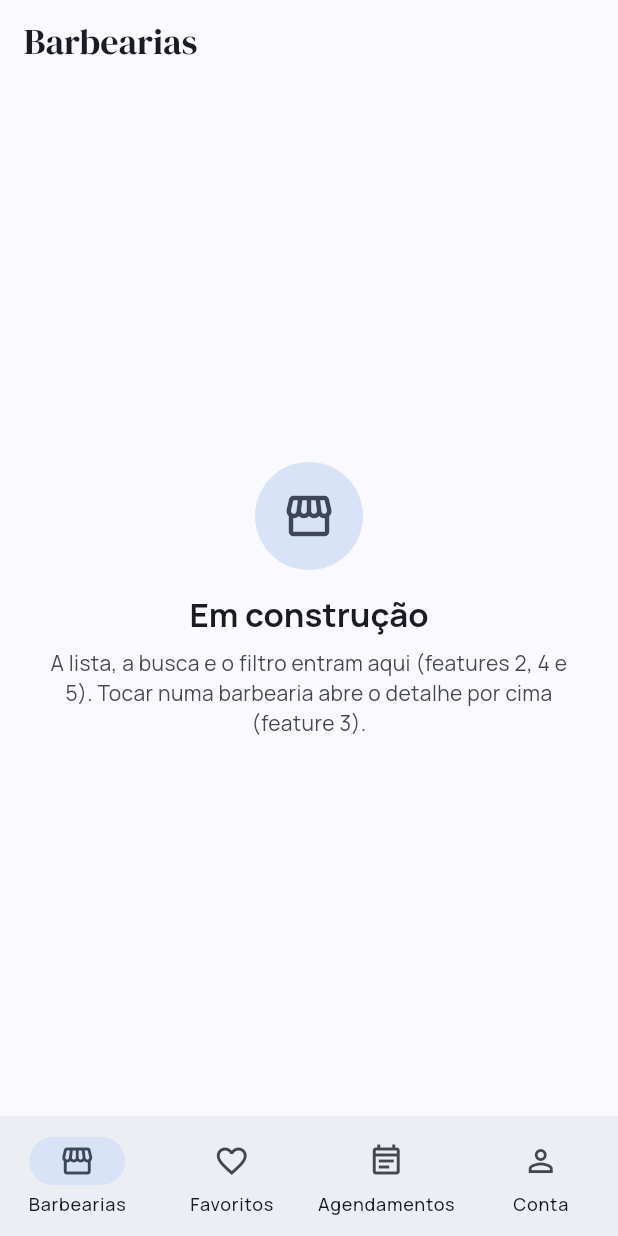
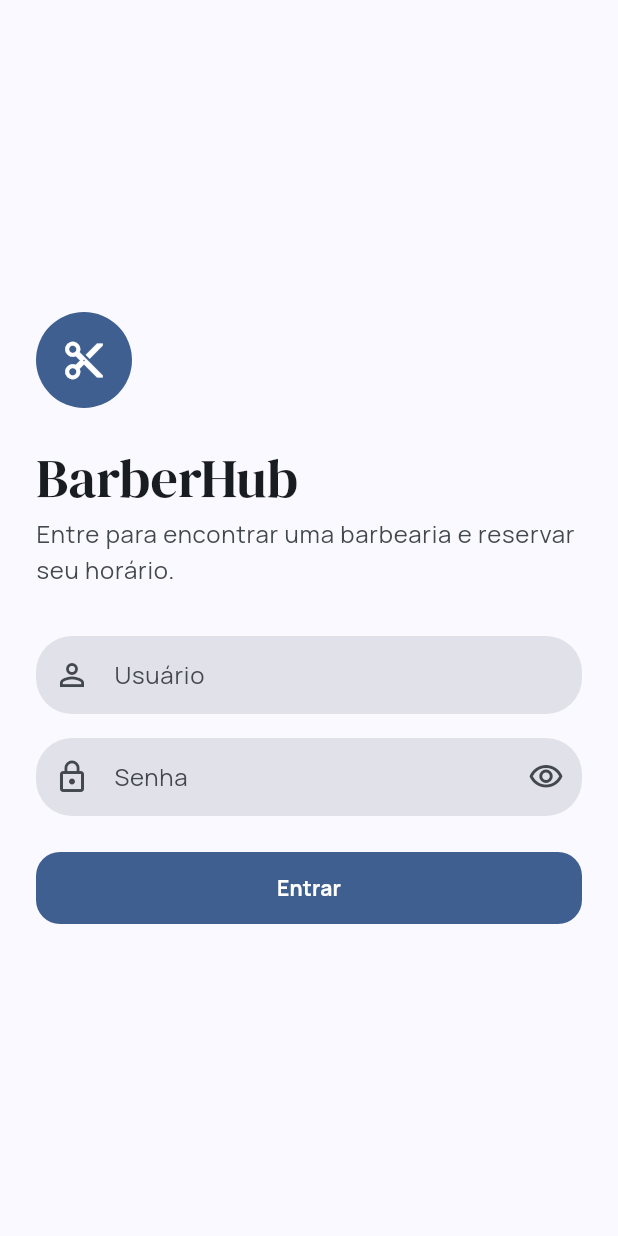
Before and after one commit to Allainn/barbearia-multiplataforma, a Flutter app: the screen it shows after launch, on a phone screen of 412 x 824 dp. Run offline on Flutter 3.47's test engine with Material 3 defaults, Android fonts, the phone set to English and light mode, and no system bars; our stand-ins replace shared_preferences, shimmer.

Commit message:
feat(app): login do cliente com o client público do Keycloak (ADR-0016)
Tela de login antes das abas, sessão em memória com renovação do token,
perfil e Sair na aba Conta. AsyncState e AppDependencies como base das
features. ADR.md: ChangeNotifier nativo e password grant, com alternativas.

Co-Authored-By: Claude Fable 5.1 <noreply@anthropic.com>

```diff
--- a/apps/barberhub-app/lib/app.dart
+++ b/apps/barberhub-app/lib/app.dart
@@ -1,34 +1,53 @@
 import 'package:flutter/material.dart';
 import 'package:flutter_localizations/flutter_localizations.dart';
 
-import 'core/app_config.dart';
-import 'data/bff_client.dart';
-import 'state/theme_controller.dart';
+import 'app_dependencies.dart';
+import 'ui/screens/login_screen.dart';
 import 'ui/screens/shell_screen.dart';
 import 'ui/theme/app_theme.dart';
 
-/// Raiz do app: tema claro/escuro, português do Brasil e as abas.
-///
-/// Até o grupo escolher o gerenciador de estado (ADR.md), as dependências descem
-/// pelo construtor: quem precisar do BFF recebe [bffClient] daqui.
-class BarberHubApp extends StatelessWidget {
-  const BarberHubApp({
-    super.key,
-    required this.config,
-    required this.bffClient,
-    required this.themeController,
-  });
+/// Raiz do app: tema claro/escuro, português do Brasil e a troca entre login e abas.
+class BarberHubApp extends StatefulWidget {
+  const BarberHubApp({super.key, required this.dependencies});
 
-  final AppConfig config;
-  final BffClient bffClient;
-  final ThemeController themeController;
+  final AppDependencies dependencies;
+
+  @override
+  State<BarberHubApp> createState() => _BarberHubAppState();
+}
+
+class _BarberHubAppState extends State<BarberHubApp> {
+  final _navigator = GlobalKey<NavigatorState>();
+
+  AppDependencies get _deps => widget.dependencies;
+
+  @override
+  void initState() {
+    super.initState();
+    _deps.auth.addListener(_aoMudarSessao);
+  }
+
+  @override
+  void dispose() {
+    _deps.auth.removeListener(_aoMudarSessao);
+    super.dispose();
+  }
+
+  /// Saiu (ou a sessão caiu) com uma tela aberta por cima das abas: fecha tudo, para o
+  /// login não ficar escondido atrás do detalhe ou da reserva.
+  void _aoMudarSessao() {
+    if (!_deps.auth.logado) {
+      _navigator.currentState?.popUntil((route) => route.isFirst);
+    }
+  }
 
   @override
   Widget build(BuildContext context) {
     return ValueListenableBuilder<ThemeMode>(
-      valueListenable: themeController,
+      valueListenable: _deps.theme,
       builder: (context, themeMode, _) => MaterialApp(
         title: 'BarberHub',
+        navigatorKey: _navigator,
         debugShowCheckedModeBanner: false,
         theme: AppTheme.light(),
         darkTheme: AppTheme.dark(),
@@ -37,7 +56,12 @@ class BarberHubApp extends StatelessWidget {
         locale: const Locale('pt', 'BR'),
         supportedLocales: const [Locale('pt', 'BR')],
         localizationsDelegates: GlobalMaterialLocalizations.delegates,
-        home: ShellScreen(config: config, themeController: themeController),
+        home: ListenableBuilder(
+          listenable: _deps.auth,
+          builder: (context, _) => _deps.auth.logado
+              ? ShellScreen(dependencies: _deps)
+              : LoginScreen(auth: _deps.auth),
+        ),
       ),
     );
   }
--- /dev/null
+++ b/apps/barberhub-app/lib/app_dependencies.dart
@@ -0,0 +1,52 @@
+import 'package:http/http.dart' as http;
+import 'package:shared_preferences/shared_preferences.dart';
+
+import 'core/app_config.dart';
+import 'data/auth_repository.dart';
+import 'data/bff_client.dart';
+import 'state/auth_controller.dart';
+import 'state/theme_controller.dart';
+
+/// Raiz de composição: monta repositórios e controllers uma vez e entrega para as telas.
+///
+/// Sem biblioteca de estado (ADR.md), as dependências descem pelo construtor. Este objeto
+/// evita que cada tela no caminho precise repassar uma lista de parâmetros.
+class AppDependencies {
+  AppDependencies._({
+    required this.config,
+    required this.bffClient,
+    required this.auth,
+    required this.theme,
+  });
+
+  /// [httpClient] entra nos testes (um `MockClient` no lugar da rede).
+  factory AppDependencies.create({
+    required AppConfig config,
+    required SharedPreferences prefs,
+    http.Client? httpClient,
+  }) {
+    final auth = AuthController(
+      AuthRepository(
+        tokenUrl: config.tokenUrl,
+        clientId: config.clientId,
+        httpClient: httpClient,
+      ),
+    );
+    final bffClient = BffClient(
+      baseUrl: config.bffUrl,
+      tokenProvider: auth.token,
+      httpClient: httpClient,
+    );
+    return AppDependencies._(
+      config: config,
+      bffClient: bffClient,
+      auth: auth,
+      theme: ThemeController(prefs),
+    );
+  }
+
+  final AppConfig config;
+  final BffClient bffClient;
+  final AuthController auth;
+  final ThemeController theme;
+}
--- a/apps/barberhub-app/lib/core/app_config.dart
+++ b/apps/barberhub-app/lib/core/app_config.dart
@@ -11,6 +11,7 @@ class AppConfig {
     required this.bffUrl,
     required this.keycloakUrl,
     required this.realm,
+    this.clientId = 'barberhub-app',
   });
 
   /// Entrada da API (bff-gateway, porta 8010). Sem barra no final.
@@ -21,12 +22,24 @@ class AppConfig {
 
   final String realm;
 
+  /// Client público do app no Keycloak (sem secret), criado pelo `scripts/keycloak_seed.py`.
+  final String clientId;
+
+  /// Endpoint de token do realm: login (password grant) e renovação (refresh token).
+  Uri get tokenUrl => keycloakUrl.replace(
+    path: '${keycloakUrl.path}/realms/$realm/protocol/openid-connect/token',
+  );
+
   factory AppConfig.fromEnvironment() => AppConfig.resolve(
     bffUrl: const String.fromEnvironment('BFF_URL'),
     keycloakUrl: const String.fromEnvironment('KEYCLOAK_URL'),
     realm: const String.fromEnvironment(
       'KEYCLOAK_REALM',
       defaultValue: 'barbearia',
+    ),
+    clientId: const String.fromEnvironment(
+      'KEYCLOAK_CLIENT_ID',
+      defaultValue: 'barberhub-app',
     ),
     isWeb: kIsWeb,
     platform: defaultTargetPlatform,
@@ -37,6 +50,7 @@ class AppConfig {
     String bffUrl = '',
     String keycloakUrl = '',
     String realm = 'barbearia',
+    String clientId = 'barberhub-app',
     required bool isWeb,
     required TargetPlatform platform,
   }) {
@@ -50,6 +64,7 @@ class AppConfig {
         keycloakUrl.isEmpty ? 'http://$host:8080' : keycloakUrl,
       ),
       realm: realm,
+      clientId: clientId,
     );
   }
 
--- /dev/null
+++ b/apps/barberhub-app/lib/data/auth_repository.dart
@@ -0,0 +1,94 @@
+import 'dart:async';
+import 'dart:convert';
+
+import 'package:http/http.dart' as http;
+
+import 'api_exception.dart';
+import 'models/sessao.dart';
+
+/// Login e renovação do token no Keycloak.
+///
+/// É a única chamada do app que não passa pelo BFF (ADR-0016): o endpoint de token recebe
+/// um formulário, não JSON, e responde com `error`/`error_description` em vez de `detail`.
+/// As falhas viram [ApiException], como no `BffClient`, para a tela tratar um tipo só.
+class AuthRepository {
+  AuthRepository({
+    required this.tokenUrl,
+    required this.clientId,
+    http.Client? httpClient,
+    this.timeout = const Duration(seconds: 10),
+    DateTime Function()? agora,
+  }) : _http = httpClient ?? http.Client(),
+       _agora = agora ?? DateTime.now;
+
+  final Uri tokenUrl;
+  final String clientId;
+  final Duration timeout;
+  final http.Client _http;
+  final DateTime Function() _agora;
+
+  /// Password grant com o client público do app (atalho de demo, ver ADR.md).
+  Future<Sessao> entrar(String usuario, String senha) => _token({
+    'grant_type': 'password',
+    'username': usuario,
+    'password': senha,
+  }, recusado: 'Usuário ou senha incorretos.');
+
+  /// Troca o refresh token por um access token novo.
+  Future<Sessao> renovar(String refreshToken) => _token({
+    'grant_type': 'refresh_token',
+    'refresh_token': refreshToken,
+  }, recusado: 'Sua sessão expirou. Entre de novo.');
+
+  Future<Sessao> _token(
+    Map<String, String> campos, {
+    required String recusado,
+  }) async {
+    final http.Response response;
+    try {
+      response = await _http
+          .post(
+            tokenUrl,
+            headers: {'Accept': 'application/json'},
+            body: {'client_id': clientId, ...campos},
+          )
+          .timeout(timeout);
+    } on TimeoutException {
+      throw const ApiException.offline();
+    } on http.ClientException {
+      throw const ApiException.offline();
+    }
+
+    final status = response.statusCode;
+    if (status == 200) {
+      try {
+        return Sessao.fromTokenResponse(
+          jsonDecode(utf8.decode(response.bodyBytes)) as Map<String, dynamic>,
+          agora: _agora(),
+        );
+      } on Object {
+        throw ApiException(
+          ApiErrorKind.unexpected,
+          'O servidor de login respondeu algo que o app não entendeu.',
+          statusCode: status,
+        );
+      }
+    }
+    // 400 invalid_grant: senha errada, usuário desativado ou refresh token vencido.
+    if (status == 400 || status == 401) {
+      throw ApiException(
+        ApiErrorKind.unauthorized,
+        recusado,
+        statusCode: status,
+      );
+    }
+    if (status == 404) {
+      throw ApiException(
+        ApiErrorKind.notFound,
+        'O Keycloak não tem o realm ou o client do app. Rode o seed do back-end.',
+        statusCode: status,
+      );
+    }
+    throw ApiException.fromResponse(status, '');
+  }
+}
--- /dev/null
+++ b/apps/barberhub-app/lib/data/models/sessao.dart
@@ -0,0 +1,76 @@
+import 'dart:convert';
+
+/// Usuário logado e os tokens que o Keycloak devolveu.
+///
+/// Fica só na memória (ver ADR.md): fechar o app pede o login de novo.
+class Sessao {
+  const Sessao({
+    required this.accessToken,
+    required this.refreshToken,
+    required this.expiraEm,
+    required this.userId,
+    required this.usuario,
+    required this.nome,
+    required this.roles,
+  });
+
+  /// Lê a resposta do endpoint de token. Os dados do usuário saem do próprio access token
+  /// (JWT): o app só lê o que está lá para mostrar na tela; quem confere a assinatura é o BFF.
+  factory Sessao.fromTokenResponse(
+    Map<String, dynamic> json, {
+    required DateTime agora,
+  }) {
+    final accessToken = json['access_token'] as String;
+    final claims = _claims(accessToken);
+    final realmAccess = claims['realm_access'];
+    final roles = realmAccess is Map ? realmAccess['roles'] : null;
+    final usuario = claims['preferred_username'] as String? ?? '';
+    final nome = (claims['name'] as String? ?? '').trim();
+    return Sessao(
+      accessToken: accessToken,
+      refreshToken: json['refresh_token'] as String?,
+      expiraEm: agora.add(Duration(seconds: json['expires_in'] as int)),
+      userId: claims['sub'] as String,
+      usuario: usuario,
+      nome: nome.isEmpty ? usuario : nome,
+      roles: roles is List ? roles.whereType<String>().toSet() : const {},
+    );
+  }
+
+  final String accessToken;
+  final String? refreshToken;
+  final DateTime expiraEm;
+
+  /// O `sub` do token: é o `cliente_id` que o back-end grava nos agendamentos.
+  final String userId;
+
+  /// Login, ex.: `cliente1`.
+  final String usuario;
+
+  /// Nome para mostrar, ex.: `Cliente Um`.
+  final String nome;
+
+  /// Roles do realm. As do contrato são `cliente` e `gestor`.
+  final Set<String> roles;
+
+  bool get ehCliente => roles.contains('cliente');
+
+  bool get ehGestor => roles.contains('gestor');
+
+  /// Verdadeiro quando falta menos que [margem] para o access token vencer.
+  bool expiraLogo(
+    DateTime agora, {
+    Duration margem = const Duration(seconds: 30),
+  }) => !agora.add(margem).isBefore(expiraEm);
+
+  static Map<String, dynamic> _claims(String jwt) {
+    final partes = jwt.split('.');
+    if (partes.length != 3) {
+      throw const FormatException('access token não é um JWT');
+    }
+    final payload = utf8.decode(
+      base64Url.decode(base64Url.normalize(partes[1])),
+    );
+    return jsonDecode(payload) as Map<String, dynamic>;
+  }
+}
--- /dev/null
+++ b/apps/barberhub-app/lib/state/auth_controller.dart
@@ -0,0 +1,90 @@
+import 'package:flutter/foundation.dart';
+
+import '../data/api_exception.dart';
+import '../data/auth_repository.dart';
+import '../data/models/sessao.dart';
+
+/// Quem está logado. A tela de login e a aba Conta escutam; o `BffClient` pede o
+/// token por [token] a cada chamada.
+class AuthController extends ChangeNotifier {
+  AuthController(this._repository, {DateTime Function()? agora})
+    : _agora = agora ?? DateTime.now;
+
+  final AuthRepository _repository;
+  final DateTime Function() _agora;
+
+  Sessao? _sessao;
+  bool _entrando = false;
+  ApiException? _erro;
+  Future<Sessao?>? _renovacao;
+
+  Sessao? get sessao => _sessao;
+
+  bool get logado => _sessao != null;
+
+  /// Login em andamento: a tela desliga o botão e mostra o progresso.
+  bool get entrando => _entrando;
+
+  /// Por que o último login falhou, ou por que a sessão caiu.
+  ApiException? get erro => _erro;
+
+  Future<void> entrar(String usuario, String senha) async {
+    if (_entrando) return;
+    _entrando = true;
+    _erro = null;
+    notifyListeners();
+    try {
+      _sessao = await _repository.entrar(usuario.trim(), senha);
+    } on ApiException catch (e) {
+      _erro = e;
+    } finally {
+      _entrando = false;
+      notifyListeners();
+    }
+  }
+
+  void sair() {
+    _sessao = null;
+    _erro = null;
+    notifyListeners();
+  }
+
+  /// Access token válido, ou null se ninguém entrou. É o `TokenProvider` do `BffClient`.
+  ///
+  /// Perto do vencimento, renova antes de devolver. Se o Keycloak recusar a renovação, a
+  /// sessão cai e o app volta para o login; se só faltou rede, o token antigo segue e a
+  /// chamada ao BFF mostra o erro de conexão.
+  Future<String?> token() async {
+    final sessao = _sessao;
+    if (sessao == null) return null;
+    if (!sessao.expiraLogo(_agora())) return sessao.accessToken;
+    // Várias telas pedem o token ao mesmo tempo: todas esperam a mesma renovação.
+    final renovada = await (_renovacao ??= _renovar(
+      sessao,
+    ).whenComplete(() => _renovacao = null));
+    return renovada?.accessToken;
+  }
+
+  Future<Sessao?> _renovar(Sessao sessao) async {
+    final refreshToken = sessao.refreshToken;
+    try {
+      if (refreshToken == null) {
+        throw const ApiException(
+          ApiErrorKind.unauthorized,
+          'Sua sessão expirou. Entre de novo.',
+        );
+      }
+      final nova = await _repository.renovar(refreshToken);
+      if (_sessao == sessao) _sessao = nova; // não ressuscita quem saiu no meio
+      return _sessao;
+    } on ApiException catch (e) {
+      if (e.kind != ApiErrorKind.unauthorized) return sessao;
+      if (_sessao == sessao) {
+        _sessao = null;
+        _erro = e;
+        notifyListeners();
+      }
+      return null;
+    }
+  }
+}
--- /dev/null
+++ b/apps/barberhub-app/lib/ui/screens/login_screen.dart
@@ -0,0 +1,189 @@
+import 'package:flutter/material.dart';
+
+import '../../state/auth_controller.dart';
+import '../theme/app_theme.dart';
+
+/// Porta de entrada: toda rota do BFF pede token, então o app começa pelo login.
+class LoginScreen extends StatefulWidget {
+  const LoginScreen({super.key, required this.auth});
+
+  final AuthController auth;
+
+  @override
+  State<LoginScreen> createState() => _LoginScreenState();
+}
+
+class _LoginScreenState extends State<LoginScreen> {
+  final _form = GlobalKey<FormState>();
+  final _usuario = TextEditingController();
+  final _senha = TextEditingController();
+  var _senhaVisivel = false;
+
+  @override
+  void dispose() {
+    _usuario.dispose();
+    _senha.dispose();
+    super.dispose();
+  }
+
+  Future<void> _entrar() async {
+    if (!_form.currentState!.validate()) return;
+    FocusScope.of(context).unfocus();
+    await widget.auth.entrar(_usuario.text, _senha.text);
+  }
+
+  @override
+  Widget build(BuildContext context) {
+    final theme = Theme.of(context);
+    final scheme = theme.colorScheme;
+    return Scaffold(
+      body: SafeArea(
+        child: Center(
+          child: SingleChildScrollView(
+            padding: const EdgeInsets.all(AppSpacing.lg),
+            child: ConstrainedBox(
+              constraints: const BoxConstraints(maxWidth: 420),
+              child: ListenableBuilder(
+                listenable: widget.auth,
+                builder: (context, _) {
+                  final entrando = widget.auth.entrando;
+                  final erro = widget.auth.erro;
+                  return Form(
+                    key: _form,
+                    child: AutofillGroup(
+                      child: Column(
+                        crossAxisAlignment: CrossAxisAlignment.stretch,
+                        children: [
+                          Align(
+                            alignment: Alignment.centerLeft,
+                            child: CircleAvatar(
+                              radius: 32,
+                              backgroundColor: scheme.primary,
+                              child: Icon(
+                                Icons.content_cut,
+                                size: 30,
+                                color: scheme.onPrimary,
+                              ),
+                            ),
+                          ),
+                          const SizedBox(height: AppSpacing.lg),
+                          Text(
+                            'BarberHub',
+                            style: theme.textTheme.displaySmall,
+                          ),
+                          const SizedBox(height: AppSpacing.xs),
+                          Text(
+                            'Entre para encontrar uma barbearia e reservar seu horário.',
+                            style: theme.textTheme.bodyLarge?.copyWith(
+                              color: scheme.onSurfaceVariant,
+                            ),
+                          ),
+                          const SizedBox(height: AppSpacing.xl),
+                          TextFormField(
+                            controller: _usuario,
+                            enabled: !entrando,
+                            autocorrect: false,
+                            textInputAction: TextInputAction.next,
+                            autofillHints: const [AutofillHints.username],
+                            decoration: const InputDecoration(
+                              labelText: 'Usuário',
+                              prefixIcon: Icon(Icons.person_outline),
+                            ),
+                            validator: (valor) => (valor ?? '').trim().isEmpty
+                                ? 'Informe o usuário'
+                                : null,
+                          ),
+                          const SizedBox(height: AppSpacing.md),
+                          TextFormField(
+                            controller: _senha,
+                            enabled: !entrando,
+                            obscureText: !_senhaVisivel,
+                            textInputAction: TextInputAction.done,
+                            autofillHints: const [AutofillHints.password],
+                            onFieldSubmitted: (_) => _entrar(),
+                            decoration: InputDecoration(
+                              labelText: 'Senha',
+                              prefixIcon: const Icon(Icons.lock_outline),
+                              suffixIcon: IconButton(
+                                tooltip: _senhaVisivel
+                                    ? 'Esconder a senha'
+                                    : 'Mostrar a senha',
+                                onPressed: () => setState(
+                                  () => _senhaVisivel = !_senhaVisivel,
+                                ),
+                                icon: Icon(
+                                  _senhaVisivel
+                                      ? Icons.visibility_off_outlined
+                                      : Icons.visibility_outlined,
+                                ),
+                              ),
+                            ),
+                            validator: (valor) => (valor ?? '').isEmpty
+                                ? 'Informe a senha'
+                                : null,
+                          ),
+                          if (erro != null) ...[
+                            const SizedBox(height: AppSpacing.md),
+                            _AvisoDeErro(mensagem: erro.message),
+                          ],
+                          const SizedBox(height: AppSpacing.lg),
+                          FilledButton(
+                            onPressed: entrando ? null : _entrar,
+                            child: entrando
+                                ? const SizedBox.square(
+                                    dimension: 20,
+                                    child: CircularProgressIndicator(
+                                      strokeWidth: 2.5,
+                                    ),
+                                  )
+                                : const Text('Entrar'),
+                          ),
+                        ],
+                      ),
+                    ),
+                  );
+                },
+              ),
+            ),
+          ),
+        ),
+      ),
+    );
+  }
+}
+
+class _AvisoDeErro extends StatelessWidget {
+  const _AvisoDeErro({required this.mensagem});
+
+  final String mensagem;
+
+  @override
+  Widget build(BuildContext context) {
+    final theme = Theme.of(context);
+    final scheme = theme.colorScheme;
+    return Semantics(
+      liveRegion: true,
+      child: Container(
+        padding: const EdgeInsets.all(AppSpacing.md),
+        decoration: BoxDecoration(
+          color: scheme.errorContainer,
+          borderRadius: BorderRadius.circular(AppRadius.md),
+        ),
+        child: Row(
+          children: [
+            Icon(Icons.error_outline, color: scheme.onErrorContainer),
+            const SizedBox(width: AppSpacing.sm),
+            Expanded(
+              child: Text(
+                mensagem,
+                style: theme.textTheme.bodyMedium?.copyWith(
+                  color: scheme.onErrorContainer,
+                ),
+              ),
+            ),
+          ],
+        ),
+      ),
+    );
+  }
+}
--- a/apps/barberhub-app/lib/ui/screens/shell_screen.dart
+++ b/apps/barberhub-app/lib/ui/screens/shell_screen.dart
@@ -1,7 +1,6 @@
 import 'package:flutter/material.dart';
 
-import '../../core/app_config.dart';
-import '../../state/theme_controller.dart';
+import '../../app_dependencies.dart';
 import 'conta_screen.dart';
 import 'placeholder_screen.dart';
 
@@ -11,14 +10,9 @@ import 'placeholder_screen.dart';
 /// abrem por cima (detalhe, reserva) usam `Navigator.push` a partir da aba.
 /// O `IndexedStack` mantém o estado de cada aba ao trocar de aba (rolagem, busca digitada).
 class ShellScreen extends StatefulWidget {
-  const ShellScreen({
-    super.key,
-    required this.config,
-    required this.themeController,
-  });
+  const ShellScreen({super.key, required this.dependencies});
 
-  final AppConfig config;
-  final ThemeController themeController;
+  final AppDependencies dependencies;
 
   @override
   State<ShellScreen> createState() => _ShellScreenState();
@@ -55,8 +49,9 @@ class _ShellScreenState extends State<ShellScreen> {
                 'começa no detalhe da barbearia (feature 7).',
           ),
           ContaScreen(
-            config: widget.config,
-            themeController: widget.themeController,
+            config: widget.dependencies.config,
+            themeController: widget.dependencies.theme,
+            auth: widget.dependencies.auth,
           ),
         ],
       ),
```
Also changed, not shown: apps/barberhub-app/lib/main.dart (+6 -13 lines), apps/barberhub-app/lib/state/async_state.dart (added, +23 -0 lines), apps/barberhub-app/lib/ui/screens/conta_screen.dart (+93 -5 lines), 6 other files.
